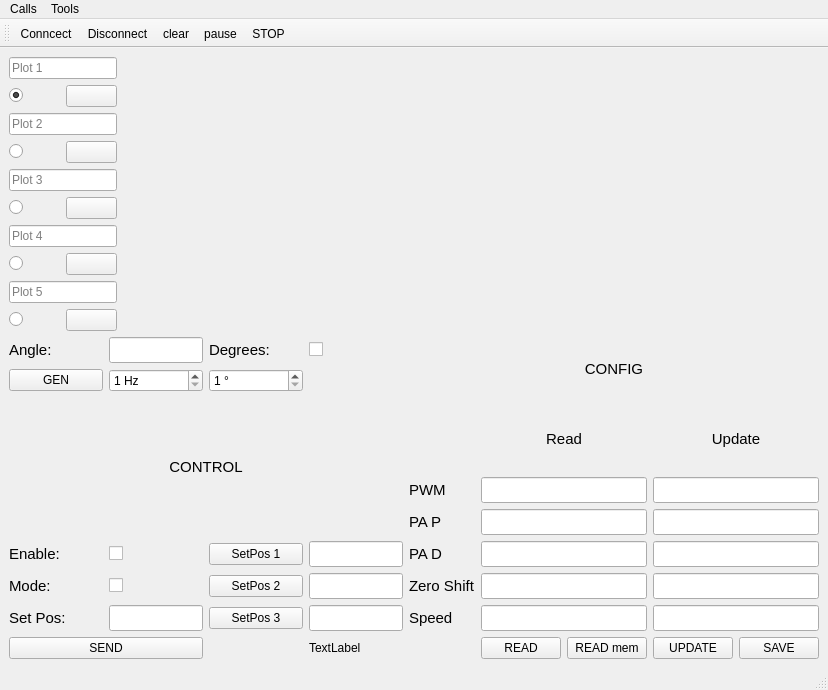
Above: mainwindow.ui from blinddegimon/Controller-AMP before the change. Below: the same form after it.
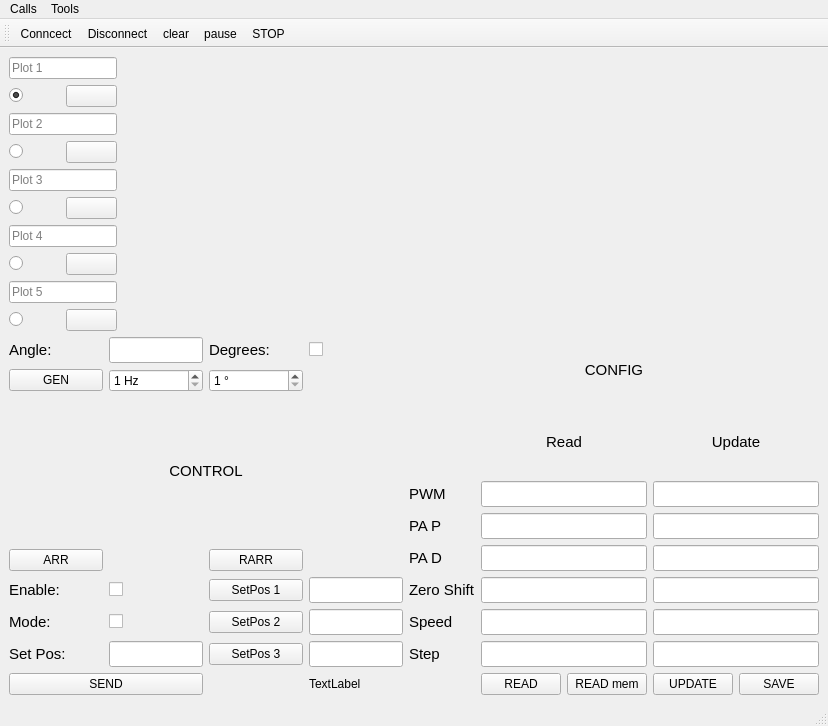
That is the form after the change. Icons and pictures are not drawn.

Commit message: added arr and rarr functionallity

Diff of the .ui file:
```diff
--- a/mainwindow.ui
+++ b/mainwindow.ui
@@ -7,7 +7,7 @@
     <x>0</x>
     <y>0</y>
     <width>828</width>
-    <height>690</height>
+    <height>726</height>
    </rect>
   </property>
   <property name="windowTitle">
@@ -185,70 +185,333 @@
       </item>
      </layout>
     </item>
+    <item row="1" column="1">
+     <layout class="QGridLayout" name="gridLayout_2" columnstretch="50,0,0,0,0">
+      <item row="4" column="1" colspan="2">
+       <widget class="QLineEdit" name="lr_paD">
+        <property name="font">
+         <font>
+          <pointsize>11</pointsize>
+          <bold>true</bold>
+         </font>
+        </property>
+        <property name="readOnly">
+         <bool>true</bool>
+        </property>
+       </widget>
+      </item>
+      <item row="6" column="1" colspan="2">
+       <widget class="QLineEdit" name="lr_speed">
+        <property name="font">
+         <font>
+          <pointsize>11</pointsize>
+          <bold>true</bold>
+         </font>
+        </property>
+        <property name="readOnly">
+         <bool>true</bool>
+        </property>
+       </widget>
+      </item>
+      <item row="3" column="1" colspan="2">
+       <widget class="QLineEdit" name="lr_paP">
+        <property name="font">
+         <font>
+          <pointsize>11</pointsize>
+          <bold>true</bold>
+         </font>
+        </property>
+        <property name="readOnly">
+         <bool>true</bool>
+        </property>
+       </widget>
+      </item>
+      <item row="8" column="3">
+       <widget class="QPushButton" name="pb_updateConf">
+        <property name="text">
+         <string>UPDATE</string>
+        </property>
+       </widget>
+      </item>
+      <item row="2" column="1" colspan="2">
+       <widget class="QLineEdit" name="lr_pwm">
+        <property name="font">
+         <font>
+          <pointsize>11</pointsize>
+          <bold>true</bold>
+         </font>
+        </property>
+        <property name="readOnly">
+         <bool>true</bool>
+        </property>
+       </widget>
+      </item>
+      <item row="5" column="1" colspan="2">
+       <widget class="QLineEdit" name="lr_zeroShift">
+        <property name="font">
+         <font>
+          <pointsize>11</pointsize>
+          <bold>true</bold>
+         </font>
+        </property>
+        <property name="readOnly">
+         <bool>true</bool>
+        </property>
+       </widget>
+      </item>
+      <item row="4" column="0">
+       <widget class="QLabel" name="label_6">
+        <property name="font">
+         <font>
+          <pointsize>11</pointsize>
+         </font>
+        </property>
+        <property name="text">
+         <string>PA D</string>
+        </property>
+       </widget>
+      </item>
+      <item row="3" column="3" colspan="2">
+       <widget class="QLineEdit" name="le_paP">
+        <property name="font">
+         <font>
+          <pointsize>11</pointsize>
+          <bold>true</bold>
+         </font>
+        </property>
+       </widget>
+      </item>
+      <item row="2" column="0">
+       <widget class="QLabel" name="label_4">
+        <property name="font">
+         <font>
+          <pointsize>11</pointsize>
+         </font>
+        </property>
+        <property name="text">
+         <string>PWM</string>
+        </property>
+       </widget>
+      </item>
+      <item row="6" column="0">
+       <widget class="QLabel" name="label_12">
+        <property name="font">
+         <font>
+          <pointsize>11</pointsize>
+         </font>
+        </property>
+        <property name="text">
+         <string>Speed</string>
+        </property>
+       </widget>
+      </item>
+      <item row="7" column="0">
+       <widget class="QLabel" name="label_15">
+        <property name="font">
+         <font>
+          <pointsize>11</pointsize>
+         </font>
+        </property>
+        <property name="text">
+         <string>Step</string>
+        </property>
+       </widget>
+      </item>
+      <item row="6" column="3" colspan="2">
+       <widget class="QLineEdit" name="le_speed">
+        <property name="font">
+         <font>
+          <pointsize>11</pointsize>
+          <bold>true</bold>
+         </font>
+        </property>
+       </widget>
+      </item>
+      <item row="1" column="3" colspan="2">
+       <widget class="QLabel" name="label_9">
+        <property name="font">
+         <font>
+          <pointsize>11</pointsize>
+         </font>
+        </property>
+        <property name="text">
+         <string>Update</string>
+        </property>
+        <property name="alignment">
+         <set>Qt::AlignmentFlag::AlignCenter</set>
+        </property>
+       </widget>
+      </item>
+      <item row="2" column="3" colspan="2">
+       <widget class="QLineEdit" name="le_pwm">
+        <property name="font">
+         <font>
+          <pointsize>11</pointsize>
+          <bold>true</bold>
+         </font>
+        </property>
+       </widget>
+      </item>
+      <item row="8" column="2">
+       <widget class="QPushButton" name="pb_readMem">
+        <property name="text">
+         <string>READ mem</string>
+        </property>
+       </widget>
+      </item>
+      <item row="5" column="3" colspan="2">
+       <widget class="QLineEdit" name="le_zeroShift">
+        <property name="font">
+         <font>
+          <pointsize>11</pointsize>
+          <bold>true</bold>
+         </font>
+        </property>
+       </widget>
+      </item>
+      <item row="5" column="0">
+       <widget class="QLabel" name="label_7">
+        <property name="font">
+         <font>
+          <pointsize>11</pointsize>
+         </font>
+        </property>
+        <property name="text">
+         <string>Zero Shift</string>
+        </property>
+       </widget>
+      </item>
+      <item row="8" column="4">
+       <widget class="QPushButton" name="pb_saveConf">
+        <property name="text">
+         <string>SAVE</string>
+        </property>
+       </widget>
+      </item>
+      <item row="0" column="0" colspan="5">
+       <widget class="QLabel" name="label_10">
+        <property name="font">
+         <font>
+          <pointsize>11</pointsize>
+          <kerning>true</kerning>
+         </font>
+        </property>
+        <property name="text">
+         <string>CONFIG</string>
+        </property>
+        <property name="alignment">
+         <set>Qt::AlignmentFlag::AlignCenter</set>
+        </property>
+       </widget>
+      </item>
+      <item row="1" column="1" colspan="2">
+       <widget class="QLabel" name="label_8">
+        <property name="font">
+         <font>
+          <pointsize>11</pointsize>
+         </font>
+        </property>
+        <property name="text">
+         <string>Read</string>
+        </property>
+        <property name="alignment">
+         <set>Qt::AlignmentFlag::AlignCenter</set>
+        </property>
+       </widget>
+      </item>
+      <item row="7" column="1" colspan="2">
+       <widget class="QLineEdit" name="lr_step">
+        <property name="font">
+         <font>
+          <pointsize>11</pointsize>
+          <bold>true</bold>
+         </font>
+        </property>
+        <property name="readOnly">
+         <bool>true</bool>
+        </property>
+       </widget>
+      </item>
+      <item row="4" column="3" colspan="2">
+       <widget class="QLineEdit" name="le_paD">
+        <property name="font">
+         <font>
+          <pointsize>11</pointsize>
+          <bold>true</bold>
+         </font>
+        </property>
+       </widget>
+      </item>
+      <item row="3" column="0">
+       <widget class="QLabel" name="label_5">
+        <property name="font">
+         <font>
+          <pointsize>11</pointsize>
+         </font>
+        </property>
+        <property name="text">
+         <string>PA P</string>
+        </property>
+       </widget>
+      </item>
+      <item row="7" column="3" colspan="2">
+       <widget class="QLineEdit" name="le_step">
+        <property name="font">
+         <font>
+          <pointsize>11</pointsize>
+          <bold>true</bold>
+         </font>
+        </property>
+       </widget>
+      </item>
+      <item row="8" column="1">
+       <widget class="QPushButton" name="pb_readConf">
+        <property name="text">
+         <string>READ</string>
+        </property>
+       </widget>
+      </item>
+     </layout>
+    </item>
     <item row="1" column="0">
-     <layout class="QGridLayout" name="gridLayout" rowstretch="0,0,0,0,0,0,0" columnstretch="50,50,50,50">
-      <item row="3" column="2">
-       <widget class="QPushButton" name="pb_setPos1">
-        <property name="text">
-         <string>SetPos 1</string>
-        </property>
-        <attribute name="buttonGroup">
-         <string notr="true">bg_send</string>
-        </attribute>
-       </widget>
-      </item>
-      <item row="6" column="0" colspan="2">
-       <widget class="QPushButton" name="pb_send">
-        <property name="text">
-         <string>SEND</string>
-        </property>
-        <attribute name="buttonGroup">
-         <string notr="true">bg_send</string>
-        </attribute>
-       </widget>
-      </item>
-      <item row="3" column="0">
-       <widget class="QLabel" name="label">
-        <property name="font">
-         <font>
-          <pointsize>11</pointsize>
-         </font>
-        </property>
-        <property name="text">
-         <string>Enable:</string>
-        </property>
-       </widget>
-      </item>
-      <item row="5" column="3">
-       <widget class="QLineEdit" name="le_setPos3">
+     <layout class="QGridLayout" name="gridLayout" rowstretch="0,0,0,0,0,0,0,0" columnstretch="50,50,50,50">
+      <item row="0" column="1">
+       <widget class="QLineEdit" name="lr_angle">
         <property name="font">
          <font>
           <pointsize>11</pointsize>
           <bold>true</bold>
          </font>
         </property>
+        <property name="readOnly">
+         <bool>true</bool>
+        </property>
        </widget>
       </item>
-      <item row="4" column="1">
-       <widget class="QCheckBox" name="cb_mode">
+      <item row="6" column="2">
+       <widget class="QPushButton" name="pb_setPos3">
         <property name="text">
-         <string/>
+         <string>SetPos 3</string>
+        </property>
+        <attribute name="buttonGroup">
+         <string notr="true">bg_send</string>
+        </attribute>
+       </widget>
+      </item>
+      <item row="1" column="1">
+       <widget class="QSpinBox" name="sb_genFreq">
+        <property name="wrapping">
+         <bool>false</bool>
+        </property>
+        <property name="suffix">
+         <string> Hz</string>
+        </property>
+        <property name="minimum">
+         <number>1</number>
         </property>
        </widget>
       </item>
       <item row="5" column="0">
-       <widget class="QLabel" name="label_3">
-        <property name="font">
-         <font>
-          <pointsize>11</pointsize>
-         </font>
-        </property>
-        <property name="text">
-         <string>Set Pos:</string>
-        </property>
-       </widget>
-      </item>
-      <item row="4" column="0">
        <widget class="QLabel" name="label_2">
         <property name="font">
          <font>
@@ -260,24 +523,8 @@
         </property>
        </widget>
       </item>
-      <item row="2" column="0" colspan="4">
-       <widget class="QLabel" name="label_11">
-        <property name="font">
-         <font>
-          <pointsize>11</pointsize>
-          <kerning>true</kerning>
-         </font>
-        </property>
-        <property name="text">
-         <string>CONTROL</string>
-        </property>
-        <property name="alignment">
-         <set>Qt::AlignmentFlag::AlignCenter</set>
-        </property>
-       </widget>
-      </item>
-      <item row="5" column="1">
-       <widget class="QLineEdit" name="le_setPos">
+      <item row="4" column="3">
+       <widget class="QLineEdit" name="le_setPos1">
         <property name="font">
          <font>
           <pointsize>11</pointsize>
@@ -286,10 +533,15 @@
         </property>
        </widget>
       </item>
-      <item row="3" column="1">
-       <widget class="QCheckBox" name="cb_enable">
+      <item row="6" column="0">
+       <widget class="QLabel" name="label_3">
+        <property name="font">
+         <font>
+          <pointsize>11</pointsize>
+         </font>
+        </property>
         <property name="text">
-         <string/>
+         <string>Set Pos:</string>
         </property>
        </widget>
       </item>
@@ -305,27 +557,14 @@
         </property>
        </widget>
       </item>
-      <item row="5" column="2">
-       <widget class="QPushButton" name="pb_setPos3">
+      <item row="4" column="1">
+       <widget class="QCheckBox" name="cb_enable">
         <property name="text">
-         <string>SetPos 3</string>
+         <string/>
         </property>
-        <attribute name="buttonGroup">
-         <string notr="true">bg_send</string>
-        </attribute>
        </widget>
       </item>
-      <item row="3" column="3">
-       <widget class="QLineEdit" name="le_setPos1">
-        <property name="font">
-         <font>
-          <pointsize>11</pointsize>
-          <bold>true</bold>
-         </font>
-        </property>
-       </widget>
-      </item>
-      <item row="4" column="3">
+      <item row="5" column="3">
        <widget class="QLineEdit" name="le_setPos2">
         <property name="font">
          <font>
@@ -335,17 +574,27 @@
         </property>
        </widget>
       </item>
+      <item row="0" column="3">
+       <widget class="QCheckBox" name="cb_degrees">
+        <property name="text">
+         <string/>
+        </property>
+       </widget>
+      </item>
       <item row="6" column="3">
-       <widget class="QLabel" name="l_pps">
-        <property name="text">
-         <string>TextLabel</string>
+       <widget class="QLineEdit" name="le_setPos3">
+        <property name="font">
+         <font>
+          <pointsize>11</pointsize>
+          <bold>true</bold>
+         </font>
         </property>
        </widget>
       </item>
       <item row="4" column="2">
-       <widget class="QPushButton" name="pb_setPos2">
+       <widget class="QPushButton" name="pb_setPos1">
         <property name="text">
-         <string>SetPos 2</string>
+         <string>SetPos 1</string>
         </property>
         <attribute name="buttonGroup">
          <string notr="true">bg_send</string>
@@ -364,24 +613,43 @@
         </property>
        </widget>
       </item>
-      <item row="0" column="3">
-       <widget class="QCheckBox" name="cb_degrees">
+      <item row="4" column="0">
+       <widget class="QLabel" name="label">
+        <property name="font">
+         <font>
+          <pointsize>11</pointsize>
+         </font>
+        </property>
         <property name="text">
-         <string/>
+         <string>Enable:</string>
         </property>
        </widget>
       </item>
-      <item row="0" column="1">
-       <widget class="QLineEdit" name="lr_angle">
+      <item row="5" column="2">
+       <widget class="QPushButton" name="pb_setPos2">
+        <property name="text">
+         <string>SetPos 2</string>
+        </property>
+        <attribute name="buttonGroup">
+         <string notr="true">bg_send</string>
+        </attribute>
+       </widget>
+      </item>
+      <item row="7" column="3">
+       <widget class="QLabel" name="l_pps">
+        <property name="text">
+         <string>TextLabel</string>
+        </property>
+       </widget>
+      </item>
+      <item row="6" column="1">
+       <widget class="QLineEdit" name="le_setPos">
         <property name="font">
          <font>
           <pointsize>11</pointsize>
           <bold>true</bold>
          </font>
         </property>
-        <property name="readOnly">
-         <bool>true</bool>
-        </property>
        </widget>
       </item>
       <item row="1" column="0">
@@ -394,19 +662,6 @@
         </property>
        </widget>
       </item>
-      <item row="1" column="1">
-       <widget class="QSpinBox" name="sb_genFreq">
-        <property name="wrapping">
-         <bool>false</bool>
-        </property>
-        <property name="suffix">
-         <string> Hz</string>
-        </property>
-        <property name="minimum">
-         <number>1</number>
-        </property>
-       </widget>
-      </item>
       <item row="1" column="2">
        <widget class="QSpinBox" name="sb_genAmpl">
         <property name="suffix">
@@ -417,118 +672,25 @@
         </property>
        </widget>
       </item>
-     </layout>
-    </item>
-    <item row="1" column="1">
-     <layout class="QGridLayout" name="gridLayout_2" columnstretch="50,50,50,50,50">
-      <item row="5" column="1" colspan="2">
-       <widget class="QLineEdit" name="lr_zeroShift">
-        <property name="font">
-         <font>
-          <pointsize>11</pointsize>
-          <bold>true</bold>
-         </font>
-        </property>
-        <property name="readOnly">
-         <bool>true</bool>
-        </property>
-       </widget>
-      </item>
-      <item row="7" column="4">
-       <widget class="QPushButton" name="pb_saveConf">
+      <item row="5" column="1">
+       <widget class="QCheckBox" name="cb_mode">
         <property name="text">
-         <string>SAVE</string>
+         <string/>
         </property>
        </widget>
       </item>
-      <item row="2" column="0">
-       <widget class="QLabel" name="label_4">
-        <property name="font">
-         <font>
-          <pointsize>11</pointsize>
-         </font>
-        </property>
+      <item row="7" column="0" colspan="2">
+       <widget class="QPushButton" name="pb_send">
         <property name="text">
-         <string>PWM</string>
+         <string>SEND</string>
         </property>
+        <attribute name="buttonGroup">
+         <string notr="true">bg_send</string>
+        </attribute>
        </widget>
       </item>
-      <item row="5" column="3" colspan="2">
-       <widget class="QLineEdit" name="le_zeroShift">
-        <property name="font">
-         <font>
-          <pointsize>11</pointsize>
-          <bold>true</bold>
-         </font>
-        </property>
-       </widget>
-      </item>
-      <item row="7" column="3">
-       <widget class="QPushButton" name="pb_updateConf">
-        <property name="text">
-         <string>UPDATE</string>
-        </property>
-       </widget>
-      </item>
-      <item row="4" column="3" colspan="2">
-       <widget class="QLineEdit" name="le_paD">
-        <property name="font">
-         <font>
-          <pointsize>11</pointsize>
-          <bold>true</bold>
-         </font>
-        </property>
-       </widget>
-      </item>
-      <item row="1" column="1" colspan="2">
-       <widget class="QLabel" name="label_8">
-        <property name="font">
-         <font>
-          <pointsize>11</pointsize>
-         </font>
-        </property>
-        <property name="text">
-         <string>Read</string>
-        </property>
-        <property name="alignment">
-         <set>Qt::AlignmentFlag::AlignCenter</set>
-        </property>
-       </widget>
-      </item>
-      <item row="7" column="1">
-       <widget class="QPushButton" name="pb_readConf">
-        <property name="text">
-         <string>READ</string>
-        </property>
-       </widget>
-      </item>
-      <item row="3" column="0">
-       <widget class="QLabel" name="label_5">
-        <property name="font">
-         <font>
-          <pointsize>11</pointsize>
-         </font>
-        </property>
-        <property name="text">
-         <string>PA P</string>
-        </property>
-       </widget>
-      </item>
-      <item row="4" column="1" colspan="2">
-       <widget class="QLineEdit" name="lr_paD">
-        <property name="font">
-         <font>
-          <pointsize>11</pointsize>
-          <bold>true</bold>
-         </font>
-        </property>
-        <property name="readOnly">
-         <bool>true</bool>
-        </property>
-       </widget>
-      </item>
-      <item row="0" column="0" colspan="5">
-       <widget class="QLabel" name="label_10">
+      <item row="2" column="0" colspan="4">
+       <widget class="QLabel" name="label_11">
         <property name="font">
          <font>
           <pointsize>11</pointsize>
@@ -536,137 +698,36 @@
          </font>
         </property>
         <property name="text">
-         <string>CONFIG</string>
+         <string>CONTROL</string>
         </property>
         <property name="alignment">
          <set>Qt::AlignmentFlag::AlignCenter</set>
         </property>
        </widget>
       </item>
-      <item row="3" column="3" colspan="2">
-       <widget class="QLineEdit" name="le_paP">
-        <property name="font">
-         <font>
-          <pointsize>11</pointsize>
-          <bold>true</bold>
-         </font>
-        </property>
-       </widget>
-      </item>
-      <item row="2" column="1" colspan="2">
-       <widget class="QLineEdit" name="lr_pwm">
-        <property name="font">
-         <font>
-          <pointsize>11</pointsize>
-          <bold>true</bold>
-         </font>
-        </property>
-        <property name="readOnly">
-         <bool>true</bool>
-        </property>
-       </widget>
-      </item>
-      <item row="7" column="2">
-       <widget class="QPushButton" name="pb_readMem">
+      <item row="3" column="0">
+       <widget class="QPushButton" name="pb_arr">
         <property name="text">
-         <string>READ mem</string>
+         <string>ARR</string>
         </property>
-       </widget>
-      </item>
-      <item row="2" column="3" colspan="2">
-       <widget class="QLineEdit" name="le_pwm">
-        <property name="font">
-         <font>
-          <pointsize>11</pointsize>
-          <bold>true</bold>
-         </font>
-        </property>
-       </widget>
-      </item>
-      <item row="3" column="1" colspan="2">
-       <widget class="QLineEdit" name="lr_paP">
-        <property name="font">
-         <font>
-          <pointsize>11</pointsize>
-          <bold>true</bold>
-         </font>
-        </property>
-        <property name="readOnly">
+        <property name="checkable">
          <bool>true</bool>
         </property>
-       </widget>
-      </item>
-      <item row="4" column="0">
-       <widget class="QLabel" name="label_6">
-        <property name="font">
-         <font>
-          <pointsize>11</pointsize>
-         </font>
+        <property name="autoExclusive">
+         <bool>false</bool>
         </property>
-        <property name="text">
-         <string>PA D</string>
-        </property>
        </widget>
       </item>
-      <item row="1" column="3" colspan="2">
-       <widget class="QLabel" name="label_9">
-        <property name="font">
-         <font>
-          <pointsize>11</pointsize>
-         </font>
-        </property>
+      <item row="3" column="2">
+       <widget class="QPushButton" name="pb_rarr">
         <property name="text">
-         <string>Update</string>
+         <string>RARR</string>
         </property>
-        <property name="alignment">
-         <set>Qt::AlignmentFlag::AlignCenter</set>
-        </property>
-       </widget>
-      </item>
-      <item row="5" column="0">
-       <widget class="QLabel" name="label_7">
-        <property name="font">
-         <font>
-          <pointsize>11</pointsize>
-         </font>
-        </property>
-        <property name="text">
-         <string>Zero Shift</string>
-        </property>
-       </widget>
-      </item>
-      <item row="6" column="0">
-       <widget class="QLabel" name="label_12">
-        <property name="font">
-         <font>
-          <pointsize>11</pointsize>
-         </font>
-        </property>
-        <property name="text">
-         <string>Speed</string>
-        </property>
-       </widget>
-      </item>
-      <item row="6" column="1" colspan="2">
-       <widget class="QLineEdit" name="lr_speed">
-        <property name="font">
-         <font>
-          <pointsize>11</pointsize>
-          <bold>true</bold>
-         </font>
-        </property>
-        <property name="readOnly">
+        <property name="checkable">
          <bool>true</bool>
         </property>
-       </widget>
-      </item>
-      <item row="6" column="3" colspan="2">
-       <widget class="QLineEdit" name="le_speed">
-        <property name="font">
-         <font>
-          <pointsize>11</pointsize>
-          <bold>true</bold>
-         </font>
+        <property name="autoExclusive">
+         <bool>false</bool>
         </property>
        </widget>
       </item>
```
Left out of the diff: 12 changed lines with no effect on the pictures. The commit also changes 4 other files.
